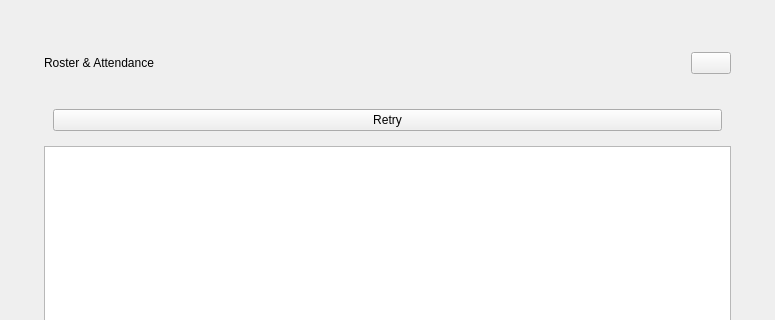
imndllnuri/students-attendance-app, file ui/class_window.ui: the form before one commit; both pictures show x 0 to 775 and y 201 to 521 of the 775 by 771 pixel window.
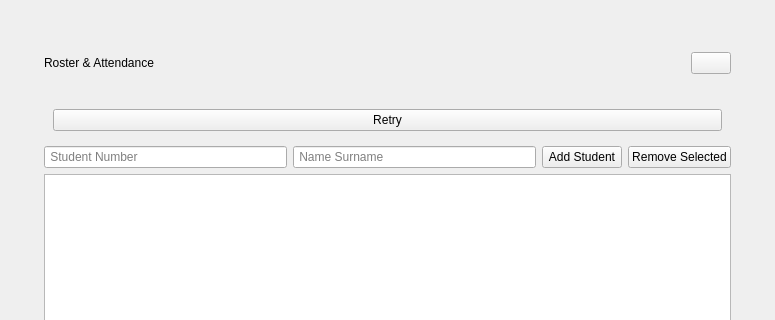
The form after the commit.

Commit message:
#12: Add/remove individual roster students
Class detail page now has an "Add Student" row (number + name +
button) and a "Remove Selected" button acting on the selected roster
table row, backed by new POST /roster and DELETE /roster/<student_id>
endpoints. Previously the only way to populate a roster was the
bulk spreadsheet upload at class-creation time.

Diff of the .ui file:
```diff
--- a/ui/class_window.ui
+++ b/ui/class_window.ui
@@ -231,6 +231,30 @@
            </layout>
           </widget>
          </item>
+         <item>
+          <layout class="QHBoxLayout" name="roster_add_student_layout">
+           <item>
+            <widget class="QLineEdit" name="new_student_number_le">
+             <property name="placeholderText"><string> Student Number</string></property>
+            </widget>
+           </item>
+           <item>
+            <widget class="QLineEdit" name="new_student_name_le">
+             <property name="placeholderText"><string> Name Surname</string></property>
+            </widget>
+           </item>
+           <item>
+            <widget class="QPushButton" name="add_student_btn">
+             <property name="text"><string>Add Student</string></property>
+            </widget>
+           </item>
+           <item>
+            <widget class="QPushButton" name="remove_selected_student_btn">
+             <property name="text"><string>Remove Selected</string></property>
+            </widget>
+           </item>
+          </layout>
+         </item>
          <item>
           <widget class="QTableWidget" name="student_list_tableWidget">
            <property name="gridStyle">
```
The commit also changes 8 other files.
